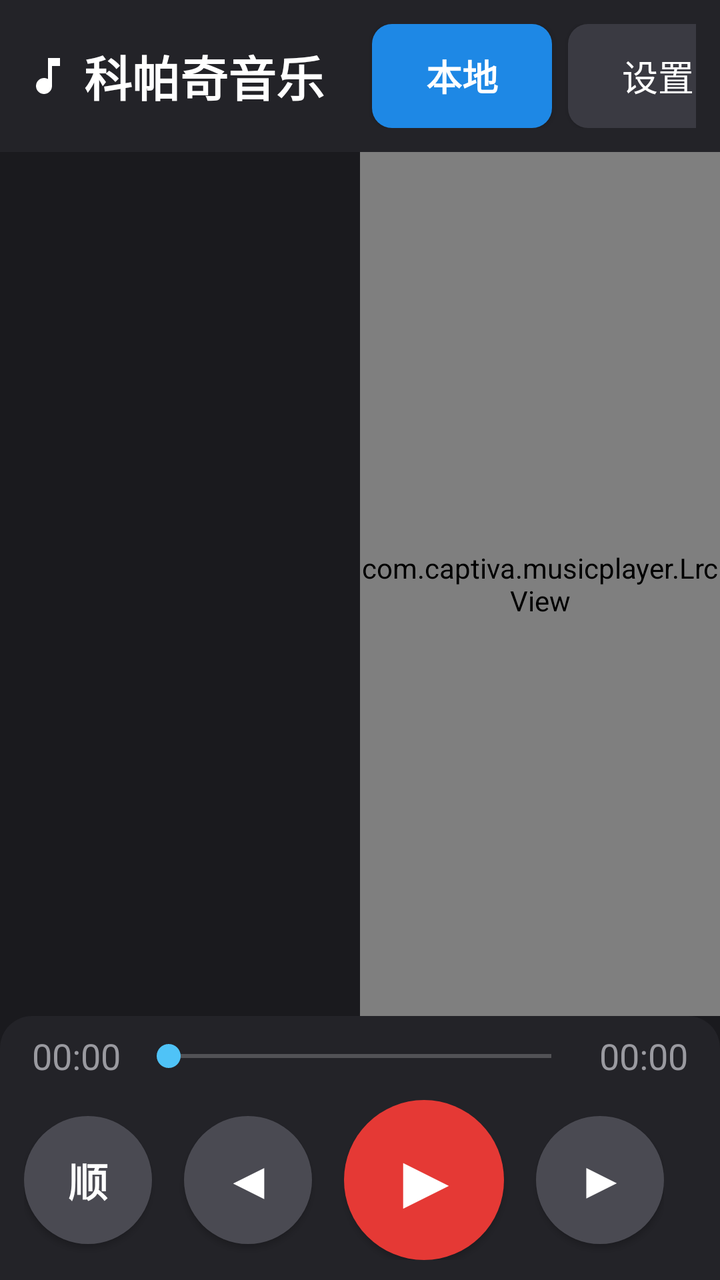
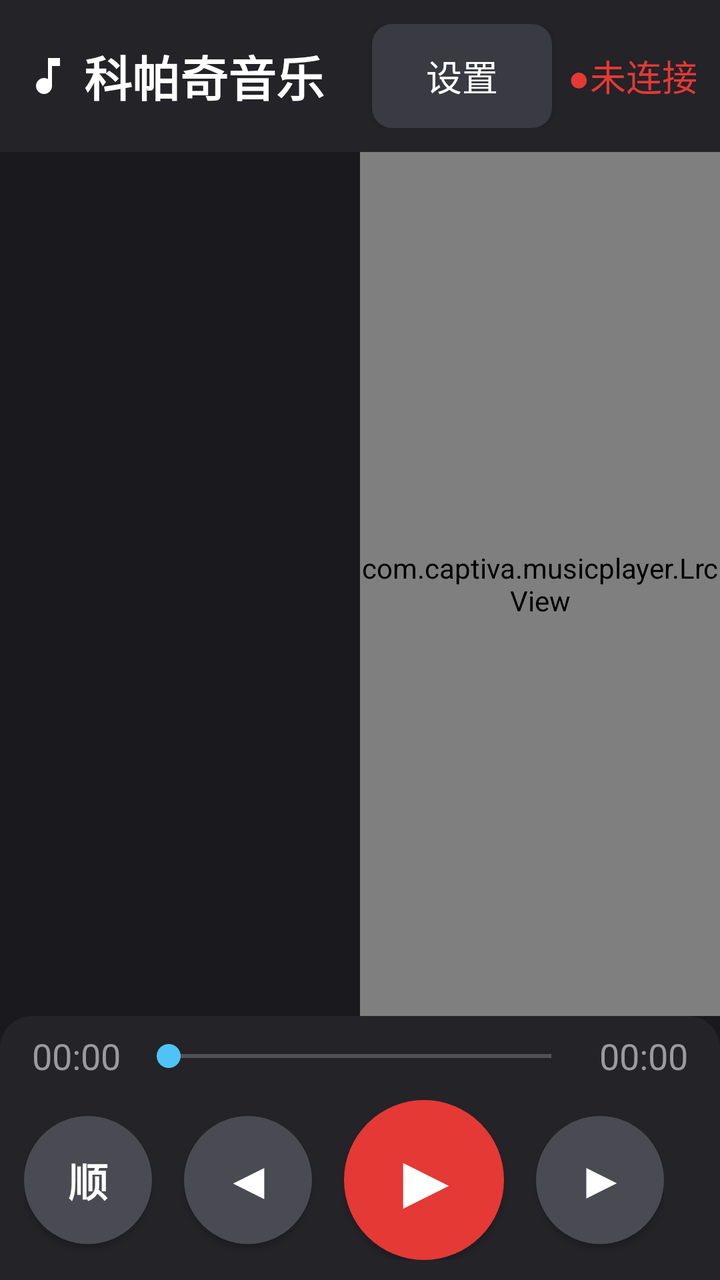

An Android layout rendered at two revisions. The XML below is the earlier revision; the diff shows what the commit changed to produce the second picture.
<!-- AndroidManifest.xml: application theme Theme.CaptivaMusic -->
<!-- res/layout/activity_main.xml -->
<?xml version="1.0" encoding="utf-8"?>
<LinearLayout xmlns:android="http://schemas.android.com/apk/res/android"
    android:layout_width="match_parent"
    android:layout_height="match_parent"
    android:orientation="vertical"
    android:background="@color/bg_main">

    
    <LinearLayout
        android:layout_width="match_parent"
        android:layout_height="wrap_content"
        android:orientation="horizontal"
        android:gravity="center_vertical"
        android:padding="@dimen/title_bar_padding"
        android:background="@color/bg_title_bar">

        <ImageView
            android:layout_width="24dp"
            android:layout_height="24dp"
            android:src="@drawable/ic_music_note"
            android:contentDescription="@string/app_name" />

        <TextView
            android:layout_width="wrap_content"
            android:layout_height="wrap_content"
            android:layout_marginStart="6dp"
            android:layout_marginLeft="6dp"
            android:text="@string/app_name"
            android:textColor="@color/text_title"
            android:textSize="@dimen/title_text_size"
            android:textStyle="bold" />

        <TextView
            android:id="@+id/tv_count"
            android:layout_width="wrap_content"
            android:layout_height="wrap_content"
            android:layout_marginStart="8dp"
            android:layout_marginLeft="8dp"
            android:textColor="@color/text_secondary"
            android:textSize="@dimen/sub_text_size" />

        
        <TextView
            android:id="@+id/tv_sync_status"
            android:layout_width="wrap_content"
            android:layout_height="wrap_content"
            android:layout_marginStart="6dp"
            android:layout_marginLeft="6dp"
            android:textColor="@color/source_network"
            android:textSize="@dimen/time_text_size"
            android:visibility="gone" />

        
        <EditText
            android:id="@+id/et_search"
            android:layout_width="0dp"
            android:layout_height="@dimen/search_height"
            android:layout_weight="1"
            android:layout_marginStart="8dp"
            android:layout_marginLeft="8dp"
            android:background="@drawable/bg_search"
            android:hint="搜索本地歌曲、歌手、专辑..."
            android:textColorHint="@color/search_hint"
            android:textColor="@color/text_primary"
            android:textSize="@dimen/search_text_size"
            android:paddingLeft="@dimen/search_padding"
            android:paddingRight="@dimen/search_padding"
            android:singleLine="true"
            android:imeOptions="actionSearch"
            android:inputType="text" />

        
        <Button
            android:id="@+id/btn_source"
            android:layout_width="wrap_content"
            android:layout_height="@dimen/top_btn_height"
            android:layout_marginStart="8dp"
            android:layout_marginLeft="8dp"
            android:minWidth="@dimen/top_btn_min_width"
            android:background="@drawable/bg_btn_source_local"
            android:text="本地"
            android:textColor="#FFFFFF"
            android:textStyle="bold"
            android:textSize="@dimen/sub_text_size" />

        
        <Button
            android:id="@+id/btn_settings"
            android:layout_width="wrap_content"
            android:layout_height="@dimen/top_btn_height"
            android:layout_marginStart="8dp"
            android:layout_marginLeft="8dp"
            android:minWidth="@dimen/top_btn_min_width"
            android:background="@drawable/bg_btn"
            android:text="设置"
            android:textColor="@color/btn_text"
            android:textSize="@dimen/sub_text_size" />

        
        <TextView
            android:id="@+id/tv_server_status"
            android:layout_width="wrap_content"
            android:layout_height="wrap_content"
            android:layout_marginStart="8dp"
            android:layout_marginLeft="8dp"
            android:text="●未连接"
            android:textColor="@color/server_status_disconnected"
            android:textSize="@dimen/sub_text_size"
            android:singleLine="true" />
    </LinearLayout>

    
    <LinearLayout
        android:layout_width="match_parent"
        android:layout_height="0dp"
        android:layout_weight="1"
        android:orientation="horizontal">

        
        <FrameLayout
            android:layout_width="0dp"
            android:layout_height="match_parent"
            android:layout_weight="1">

            <androidx.recyclerview.widget.RecyclerView
                android:id="@+id/rv_list"
                android:layout_width="match_parent"
                android:layout_height="match_parent"
                android:scrollbars="vertical"
                android:overScrollMode="ifContentScrolls" />

            <TextView
                android:id="@+id/tv_empty"
                android:layout_width="wrap_content"
                android:layout_height="wrap_content"
                android:layout_gravity="center"
                android:textColor="@color/text_secondary"
                android:textSize="@dimen/sub_text_size"
                android:visibility="gone" />
        </FrameLayout>

        
        <com.captiva.musicplayer.LrcView
            android:id="@+id/lrc_view"
            android:layout_width="0dp"
            android:layout_height="match_parent"
            android:layout_weight="1" />
    </LinearLayout>

    
    <LinearLayout
        android:layout_width="match_parent"
        android:layout_height="wrap_content"
        android:orientation="vertical"
        android:paddingLeft="@dimen/control_bar_padding"
        android:paddingRight="@dimen/control_bar_padding"
        android:paddingTop="4dp"
        android:paddingBottom="@dimen/control_bar_padding"
        android:background="@drawable/bg_control_bar">

        
        <LinearLayout
            android:layout_width="match_parent"
            android:layout_height="wrap_content"
            android:orientation="horizontal"
            android:gravity="center_vertical"
            android:layout_marginLeft="8dp"
            android:layout_marginRight="8dp">

            <TextView
                android:id="@+id/tv_current_time"
                android:layout_width="wrap_content"
                android:layout_height="wrap_content"
                android:text="00:00"
                android:textColor="@color/text_secondary"
                android:textSize="@dimen/time_text_size"
                android:layout_marginRight="8dp" />

            <SeekBar
                android:id="@+id/sb_progress"
                android:layout_width="0dp"
                android:layout_height="32dp"
                android:layout_weight="1"
                android:minHeight="32dp"
                android:maxHeight="32dp"
                android:paddingTop="4dp"
                android:paddingBottom="4dp"
                android:progressTint="@color/accent"
                android:thumbTint="@color/accent" />

            <TextView
                android:id="@+id/tv_total_time"
                android:layout_width="wrap_content"
                android:layout_height="wrap_content"
                android:text="00:00"
                android:textColor="@color/text_secondary"
                android:textSize="@dimen/time_text_size"
                android:layout_marginLeft="8dp" />
        </LinearLayout>

        
        <LinearLayout
            android:layout_width="match_parent"
            android:layout_height="wrap_content"
            android:orientation="horizontal"
            android:gravity="center_vertical"
            android:layout_marginTop="6dp"
            android:layout_marginBottom="2dp">

            
            <LinearLayout
                android:layout_width="wrap_content"
                android:layout_height="wrap_content"
                android:orientation="horizontal"
                android:gravity="center_vertical"
                android:paddingLeft="4dp"
                android:paddingRight="4dp">

                
                <Button
                    android:id="@+id/btn_mode"
                    android:layout_width="@dimen/btn_circle_size"
                    android:layout_height="@dimen/btn_circle_size"
                    android:minWidth="0dp"
                    android:minHeight="0dp"
                    android:padding="0dp"
                    android:gravity="center"
                    android:background="@drawable/bg_btn_circle"
                    android:text="顺"
                    android:textColor="@color/btn_text"
                    android:textSize="20sp"
                    android:textStyle="bold" />

                
                <Button
                    android:id="@+id/btn_prev"
                    android:layout_width="@dimen/btn_circle_size"
                    android:layout_height="@dimen/btn_circle_size"
                    android:layout_marginLeft="@dimen/btn_circle_spacing"
                    android:minWidth="0dp"
                    android:minHeight="0dp"
                    android:padding="0dp"
                    android:gravity="center"
                    android:background="@drawable/bg_btn_circle"
                    android:text="◀"
                    android:textColor="@color/btn_text"
                    android:textSize="24sp"
                    android:textStyle="bold" />

                
                <Button
                    android:id="@+id/btn_play"
                    android:layout_width="@dimen/btn_circle_big_size"
                    android:layout_height="@dimen/btn_circle_big_size"
                    android:layout_marginLeft="@dimen/btn_circle_spacing"
                    android:layout_marginRight="@dimen/btn_circle_spacing"
                    android:minWidth="0dp"
                    android:minHeight="0dp"
                    android:padding="0dp"
                    android:gravity="center"
                    android:background="@drawable/bg_btn_circle_big_paused"
                    android:text="▶"
                    android:textColor="@color/btn_paused_text"
                    android:textSize="36sp"
                    android:textStyle="bold" />

                
                <Button
                    android:id="@+id/btn_next"
                    android:layout_width="@dimen/btn_circle_size"
                    android:layout_height="@dimen/btn_circle_size"
                    android:minWidth="0dp"
                    android:minHeight="0dp"
                    android:padding="0dp"
                    android:gravity="center"
                    android:background="@drawable/bg_btn_circle"
                    android:text="▶"
                    android:textColor="@color/btn_text"
                    android:textSize="24sp"
                    android:textStyle="bold" />
            </LinearLayout>

            
            <LinearLayout
                android:layout_width="0dp"
                android:layout_height="wrap_content"
                android:layout_weight="1"
                android:orientation="vertical"
                android:gravity="right|center_vertical"
                android:layout_marginLeft="16dp"
                android:paddingRight="8dp">

                <TextView
                    android:id="@+id/tv_now_title"
                    android:layout_width="wrap_content"
                    android:layout_height="wrap_content"
                    android:singleLine="true"
                    android:ellipsize="end"
                    android:text="未在播放"
                    android:textColor="@color/text_primary"
                    android:textSize="@dimen/now_title_text_size"
                    android:textStyle="bold" />

                <TextView
                    android:id="@+id/tv_now_artist"
                    android:layout_width="wrap_content"
                    android:layout_height="wrap_content"
                    android:singleLine="true"
                    android:ellipsize="end"
                    android:textColor="@color/text_secondary"
                    android:textSize="@dimen/sub_text_size" />
            </LinearLayout>
        </LinearLayout>
    </LinearLayout>

</LinearLayout>
<!-- resources referenced by this layout -->
<resources>
  <color name="accent">#4FC3F7</color>
  <color name="bg_main">#1A1A1E</color>
  <color name="bg_title_bar">#232328</color>
  <color name="btn_paused_text">#FFFFFF</color>
  <color name="btn_text">#FFFFFF</color>
  <color name="search_hint">#6A6A70</color>
  <color name="server_status_disconnected">#E53935</color>
  <color name="source_network">#66BB6A</color>
  <color name="text_primary">#F0F0F0</color>
  <color name="text_secondary">#9A9AA0</color>
  <color name="text_title">#FFFFFF</color>
  <dimen name="btn_circle_big_size">80dp</dimen>
  <dimen name="btn_circle_size">64dp</dimen>
  <dimen name="btn_circle_spacing">16dp</dimen>
  <dimen name="control_bar_padding">8dp</dimen>
  <dimen name="now_title_text_size">20sp</dimen>
  <dimen name="search_height">52dp</dimen>
  <dimen name="search_padding">12dp</dimen>
  <dimen name="search_text_size">18sp</dimen>
  <dimen name="sub_text_size">18sp</dimen>
  <dimen name="time_text_size">18sp</dimen>
  <dimen name="title_bar_padding">12dp</dimen>
  <dimen name="title_text_size">24sp</dimen>
  <dimen name="top_btn_height">52dp</dimen>
  <dimen name="top_btn_min_width">90dp</dimen>
  <!-- drawable bg_btn_circle (drawable) -->
  <?xml version="1.0" encoding="utf-8"?>
  <shape xmlns:android="http://schemas.android.com/apk/res/android"
      android:shape="oval">
      <solid android:color="#4A4A52" />
      <size
          android:width="64dp"
          android:height="64dp" />
  </shape>
  <!-- drawable bg_btn_circle_big_paused (drawable) -->
  <?xml version="1.0" encoding="utf-8"?>
  <shape xmlns:android="http://schemas.android.com/apk/res/android"
      android:shape="oval">
      <solid android:color="#E53935" />
      <size
          android:width="80dp"
          android:height="80dp" />
  </shape>
  <!-- drawable bg_btn_source_local (drawable) -->
  <?xml version="1.0" encoding="utf-8"?>
  <selector xmlns:android="http://schemas.android.com/apk/res/android">
      <item android:state_pressed="true">
          <shape android:shape="rectangle">
              <solid android:color="#1565C0" />
              <corners android:radius="10dp" />
          </shape>
      </item>
      <item>
          <shape android:shape="rectangle">
              <solid android:color="#1E88E5" />
              <corners android:radius="10dp" />
          </shape>
      </item>
  </selector>
  <!-- drawable bg_control_bar (drawable) -->
  <?xml version="1.0" encoding="utf-8"?>
  <shape xmlns:android="http://schemas.android.com/apk/res/android"
      android:shape="rectangle">
      <solid android:color="@color/bg_control_bar" />
      <corners
          android:topLeftRadius="16dp"
          android:topRightRadius="16dp"
          android:bottomLeftRadius="0dp"
          android:bottomRightRadius="0dp" />
  </shape>
  <!-- drawable bg_search (drawable) -->
  <?xml version="1.0" encoding="utf-8"?>
  <shape xmlns:android="http://schemas.android.com/apk/res/android"
      android:shape="rectangle">
      <solid android:color="@color/search_bg" />
      <corners android:radius="22dp" />
  </shape>
  <!-- drawable ic_music_note (drawable) -->
  <?xml version="1.0" encoding="utf-8"?>
  <vector xmlns:android="http://schemas.android.com/apk/res/android"
      android:width="24dp"
      android:height="24dp"
      android:viewportWidth="24"
      android:viewportHeight="24">
      <path
          android:fillColor="#FFFFFF"
          android:pathData="M12,3v10.55c-0.59,-0.34 -1.27,-0.55 -2,-0.55 -2.21,0 -4,1.79 -4,4s1.79,4 4,4 4,-1.79 4,-4V7h4V3h-6z" />
  </vector>
  <string name="app_name">科帕奇音乐</string>
  <color name="btn_bg">#3A3A42</color>
  <color name="bg_control_bar">#232328</color>
  <color name="search_bg">#2A2A30</color>
  <!-- unchanged entries left out for length: 3 -->
</resources>

<!-- the commit's change to res/layout/activity_main.xml (unified diff, before → after) -->
@@ -68,20 +68,6 @@
             android:singleLine="true"
             android:imeOptions="actionSearch"
             android:inputType="text" />
-
-        
-        <Button
-            android:id="@+id/btn_source"
-            android:layout_width="wrap_content"
-            android:layout_height="@dimen/top_btn_height"
-            android:layout_marginStart="8dp"
-            android:layout_marginLeft="8dp"
-            android:minWidth="@dimen/top_btn_min_width"
-            android:background="@drawable/bg_btn_source_local"
-            android:text="本地"
-            android:textColor="#FFFFFF"
-            android:textStyle="bold"
-            android:textSize="@dimen/sub_text_size" />
 
         
         <Button
<!-- resource entries referenced after the edit -->
@@ -43,22 +43,6 @@
           android:width="80dp"
           android:height="80dp" />
   </shape>
-  <!-- drawable bg_btn_source_local (drawable) -->
-  <?xml version="1.0" encoding="utf-8"?>
-  <selector xmlns:android="http://schemas.android.com/apk/res/android">
-      <item android:state_pressed="true">
-          <shape android:shape="rectangle">
-              <solid android:color="#1565C0" />
-              <corners android:radius="10dp" />
-          </shape>
-      </item>
-      <item>
-          <shape android:shape="rectangle">
-              <solid android:color="#1E88E5" />
-              <corners android:radius="10dp" />
-          </shape>
-      </item>
-  </selector>
   <!-- drawable bg_control_bar (drawable) -->
   <?xml version="1.0" encoding="utf-8"?>
   <shape xmlns:android="http://schemas.android.com/apk/res/android"
